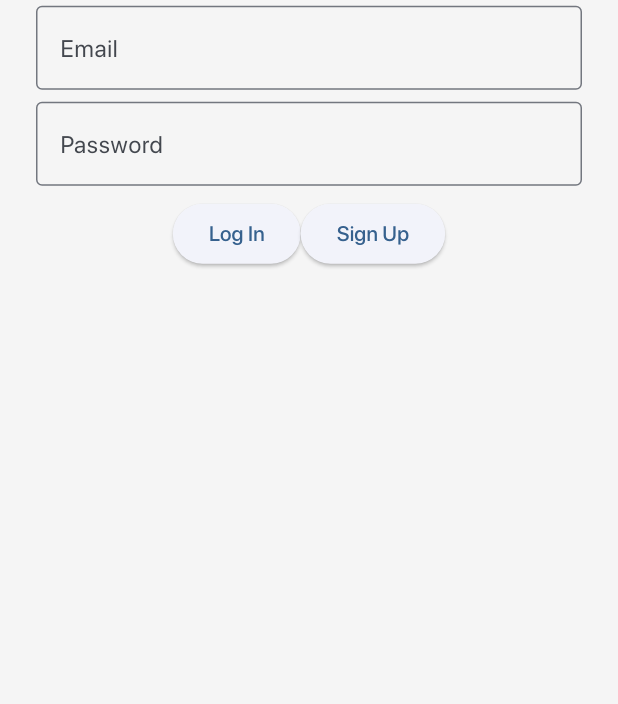
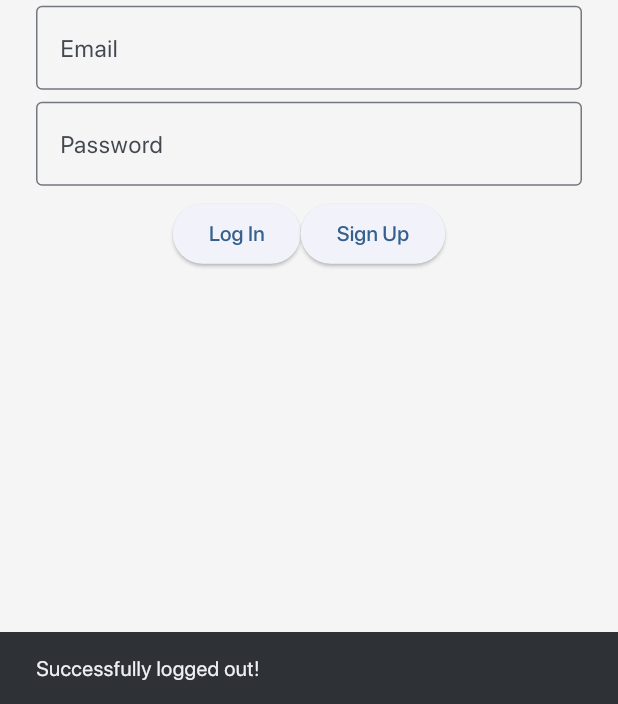
Before and after one commit to giociudadano/echo, a Flutter app: the first screen one second after launch, on a phone screen of 412 x 824 dp, the part 532-1236 px from its top. Run offline on Flutter 3.47's test engine with Material 2 defaults, Android fonts, the phone set to English and light mode, and no system bars; our stand-ins replace firebase_auth, firebase_core, firebase_database; accounts and stored records are empty; project files that could hold a hidden picture were left out.

Commit message:
Adds notification panel on log-in/log-out

```diff
--- a/lib/gui/login.dart
+++ b/lib/gui/login.dart
@@ -2,6 +2,7 @@ part of main;
 
 class LoginPage extends StatelessWidget {
   LoginPage({super.key});
+  final GlobalKey<ScaffoldState> _scaffoldKey = GlobalKey<ScaffoldState>();
   final GlobalKey<FormState> _formKey = GlobalKey<FormState>();
   final _inputEmail = TextEditingController();
   final _inputPassword = TextEditingController();
@@ -9,6 +10,7 @@ class LoginPage extends StatelessWidget {
   @override
   Widget build(BuildContext context) {
     return Scaffold(
+      key: _scaffoldKey,
       backgroundColor: Colors.grey[100],
       body: SafeArea(
         child: Center(
@@ -59,7 +61,7 @@ class LoginPage extends StatelessWidget {
                           ElevatedButton(
                             onPressed: () {
                               if (_formKey.currentState!.validate()) {
-                                loginUser(context, _inputEmail.text, _inputPassword.text);
+                                loginUser(_scaffoldKey.currentContext, _inputEmail.text, _inputPassword.text);
                               }
                             },
                             child: const Text('Log In'),
@@ -97,7 +99,7 @@ class LoginPage extends StatelessWidget {
     return null;
   }
 
-  loginUser(BuildContext context, email, password) async {
+  loginUser(context, email, password) async {
     try {
       await FirebaseAuth.instance.signInWithEmailAndPassword(
           email: email,
@@ -119,8 +121,5 @@ class LoginPage extends StatelessWidget {
       ScaffoldMessenger.of(context).showSnackBar(SnackBar(content: Text(errorMessage)));
       return;
     }
-    ScaffoldMessenger.of(context).showSnackBar(const SnackBar(
-      content: Text("Login Successful!"),
-    ));
   }
 }
--- a/lib/gui/profile.dart
+++ b/lib/gui/profile.dart
@@ -104,9 +104,6 @@ class ProfilePage extends StatelessWidget {
       ));
       return;
     }
-    ScaffoldMessenger.of(context).showSnackBar(const SnackBar(
-      content: Text("Logout Successful!"),
-    ));
   }
 
   void _writePost(BuildContext context, title, content) {
--- a/lib/main.dart
+++ b/lib/main.dart
@@ -60,10 +60,19 @@ class _MyAppPageState extends State<MyAppPage> {
   @override
   void initState() {
     super.initState();
-    FirebaseAuth.instance.authStateChanges().listen((User? user) {
+    FirebaseAuth.instance.authStateChanges().listen((User? user) async {
       isLoggedIn = (user != null);
-      setState(() {
-      });
+      if (isLoggedIn){
+        String username = await _getUsername();
+        ScaffoldMessenger.of(context).showSnackBar(SnackBar(content:
+          Text("Successfully logged in as $username")
+        ));
+      } else {
+        ScaffoldMessenger.of(context).showSnackBar(SnackBar(content:
+          Text("Successfully logged out!")
+        ));
+      }
+      setState(() {});
     });
   }
 
@@ -110,4 +119,17 @@ class _MyAppPageState extends State<MyAppPage> {
       },
     );
   }
+
+  _getUsername() async {
+    String userID = '';
+    String username = 'Anonymous';
+    User? user = FirebaseAuth.instance.currentUser;
+    if (user != null) {
+      userID = user.uid;
+      DatabaseReference ref = FirebaseDatabase.instance.ref("Users/$userID/username");
+      DataSnapshot snapshot = await ref.get();
+      username = snapshot.value.toString();
+    }
+    return username;
+  }
 }
```
